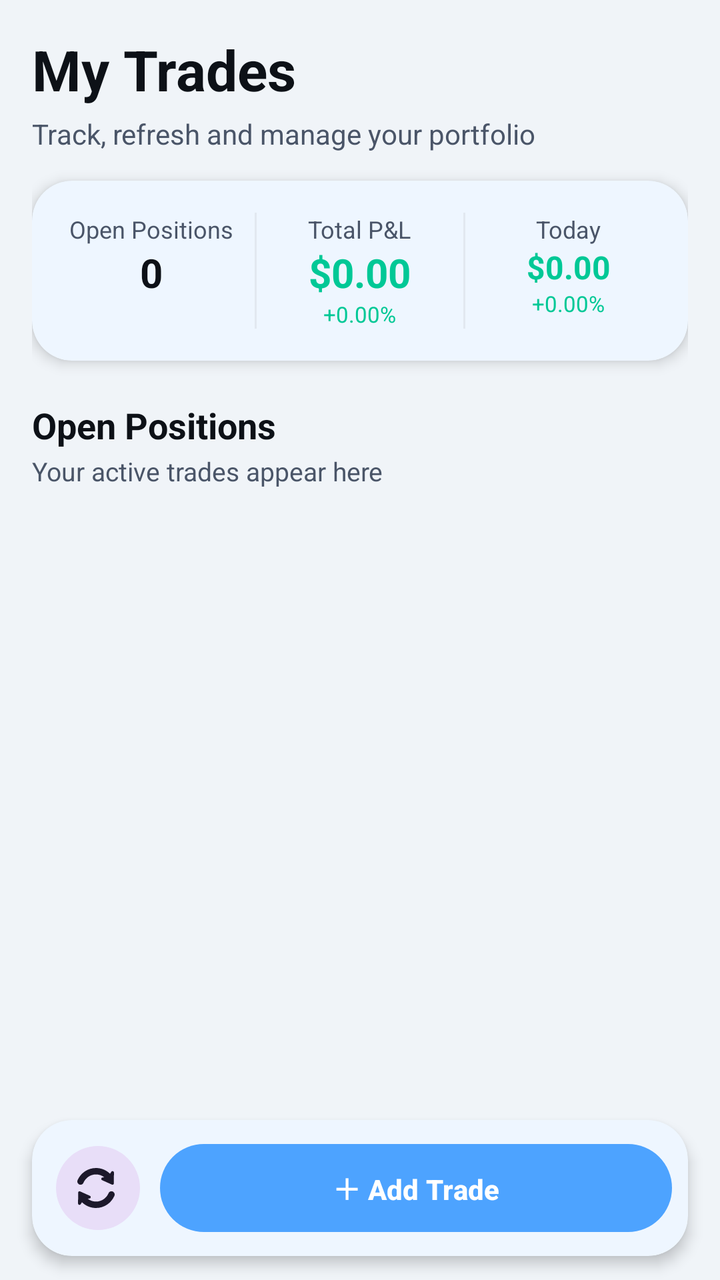
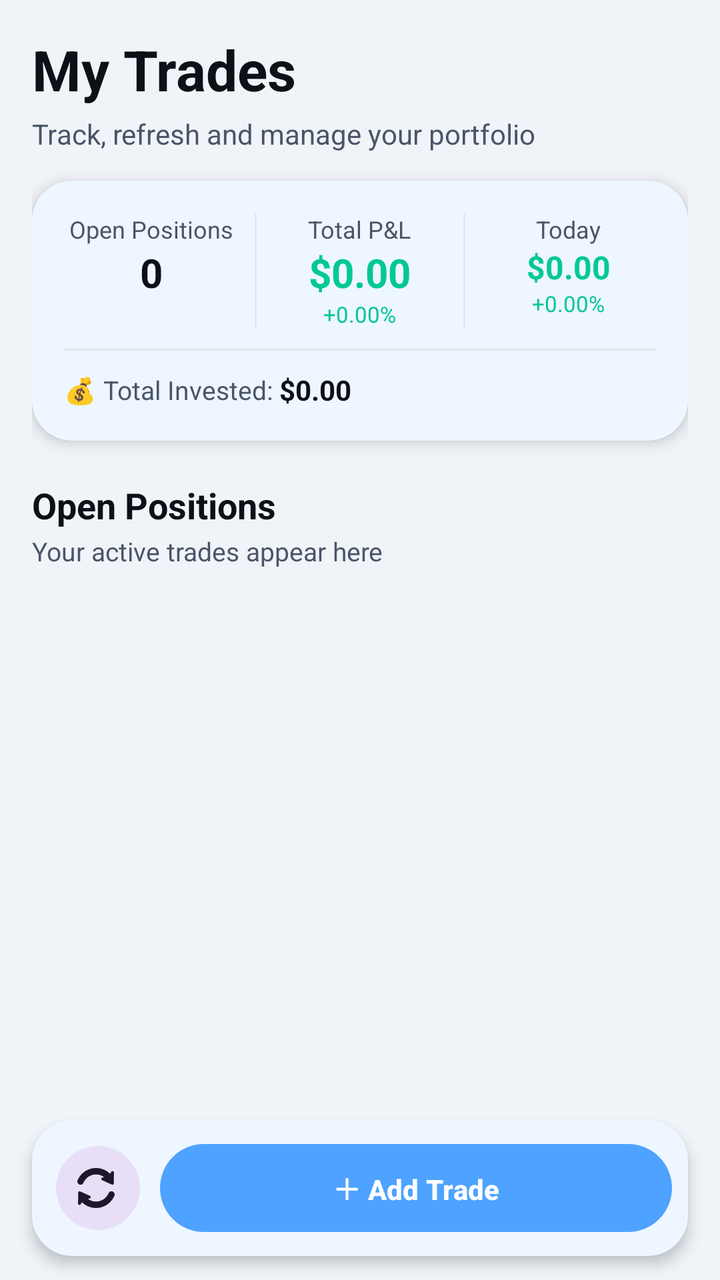

An Android layout rendered at two revisions. The XML below is the earlier revision; the diff shows what the commit changed to produce the second picture.
<!-- AndroidManifest.xml: application theme Theme.Chart -->
<!-- res/layout/fragment_portfolio.xml -->
<?xml version="1.0" encoding="utf-8"?>
<LinearLayout xmlns:android="http://schemas.android.com/apk/res/android"
    xmlns:app="http://schemas.android.com/apk/res-auto"
    android:layout_width="match_parent"
    android:layout_height="match_parent"
    android:orientation="vertical"
    android:background="?attr/colorBackground">

    
    <LinearLayout
        android:layout_width="match_parent"
        android:layout_height="wrap_content"
        android:orientation="vertical"
        android:padding="16dp">

        <TextView
            android:layout_width="wrap_content"
            android:layout_height="wrap_content"
            android:text="My Trades"
            android:textColor="?attr/colorOnBackground"
            android:textSize="28sp"
            android:textStyle="bold" />

        <TextView
            android:layout_width="wrap_content"
            android:layout_height="wrap_content"
            android:layout_marginTop="4dp"
            android:text="Track, refresh and manage your portfolio"
            android:textColor="?attr/colorOnSurfaceVariant"
            android:textSize="14sp" />

        
        <com.google.android.material.card.MaterialCardView
            android:layout_width="match_parent"
            android:layout_height="wrap_content"
            android:layout_marginTop="14dp"
            android:clipToOutline="true"
            app:cardCornerRadius="20dp"
            app:cardElevation="4dp"
            app:cardPreventCornerOverlap="true"
            app:strokeWidth="0dp">

            <LinearLayout
                android:layout_width="match_parent"
                android:layout_height="wrap_content"
                android:orientation="horizontal"
                android:background="@android:color/transparent"
                android:padding="16dp">

                
                <LinearLayout
                    android:layout_width="0dp"
                    android:layout_height="wrap_content"
                    android:layout_weight="1"
                    android:orientation="vertical"
                    android:background="@android:color/transparent"
                    android:gravity="center">

                    <TextView
                        android:layout_width="wrap_content"
                        android:layout_height="wrap_content"
                        android:text="Open Positions"
                        android:textSize="12sp"
                        android:textColor="?attr/colorOnSurfaceVariant" />

                    <TextView
                        android:id="@+id/tvOpenCount"
                        android:layout_width="wrap_content"
                        android:layout_height="wrap_content"
                        android:text="0"
                        android:textSize="20sp"
                        android:textStyle="bold"
                        android:textColor="?attr/colorOnSurface" />
                </LinearLayout>

                <View
                    android:layout_width="1dp"
                    android:layout_height="match_parent"
                    android:background="@color/colorDivider"
                    android:layout_marginHorizontal="8dp" />

                
                <LinearLayout
                    android:layout_width="0dp"
                    android:layout_height="wrap_content"
                    android:layout_weight="1"
                    android:orientation="vertical"
                    android:background="@android:color/transparent"
                    android:gravity="center">

                    <TextView
                        android:layout_width="wrap_content"
                        android:layout_height="wrap_content"
                        android:text="Total P&amp;L"
                        android:textSize="12sp"
                        android:textColor="?attr/colorOnSurfaceVariant" />

                    <TextView
                        android:id="@+id/tvTotalPnl"
                        android:layout_width="wrap_content"
                        android:layout_height="wrap_content"
                        android:text="$0.00"
                        android:textSize="20sp"
                        android:textStyle="bold"
                        android:textColor="@color/gain" />

                    
                    <TextView
                        android:id="@+id/tvTotalPct"
                        android:layout_width="wrap_content"
                        android:layout_height="wrap_content"
                        android:text="+0.00%"
                        android:textSize="11sp"
                        android:textColor="@color/gain" />

                </LinearLayout>

                <View
                    android:layout_width="1dp"
                    android:layout_height="match_parent"
                    android:background="@color/colorDivider"
                    android:layout_marginHorizontal="8dp" />

                
                <LinearLayout
                    android:layout_width="0dp"
                    android:layout_height="wrap_content"
                    android:layout_weight="1"
                    android:orientation="vertical"
                    android:background="@android:color/transparent"
                    android:gravity="center">

                    <TextView
                        android:layout_width="wrap_content"
                        android:layout_height="wrap_content"
                        android:text="Today"
                        android:textSize="12sp"
                        android:textColor="?attr/colorOnSurfaceVariant" />

                    <TextView
                        android:id="@+id/tvDailyPnl"
                        android:layout_width="wrap_content"
                        android:layout_height="wrap_content"
                        android:text="$0.00"
                        android:textSize="16sp"
                        android:textStyle="bold"
                        android:textColor="@color/gain" />

                    <TextView
                        android:id="@+id/tvDailyPct"
                        android:layout_width="wrap_content"
                        android:layout_height="wrap_content"
                        android:text="+0.00%"
                        android:textSize="11sp"
                        android:textColor="@color/gain" />

                </LinearLayout>

            </LinearLayout>
        </com.google.android.material.card.MaterialCardView>

        
        <TextView
            android:layout_width="wrap_content"
            android:layout_height="wrap_content"
            android:layout_marginTop="20dp"
            android:text="Open Positions"
            android:textColor="?attr/colorOnSurface"
            android:textSize="18sp"
            android:textStyle="bold" />

        <TextView
            android:layout_width="wrap_content"
            android:layout_height="wrap_content"
            android:layout_marginTop="2dp"
            android:text="Your active trades appear here"
            android:textColor="?attr/colorOnSurfaceVariant"
            android:textSize="13sp" />

    </LinearLayout>

    
    <androidx.recyclerview.widget.RecyclerView
        android:id="@+id/tradesRecyclerView"
        android:layout_width="match_parent"
        android:layout_height="0dp"
        android:layout_weight="1"
        android:clipToPadding="false"
        android:clipChildren="false"
        android:overScrollMode="never"
        android:paddingBottom="8dp"
        android:scrollbars="vertical" />

    
    <com.google.android.material.card.MaterialCardView
        android:layout_width="match_parent"
        android:layout_height="wrap_content"
        android:layout_marginHorizontal="16dp"
        android:layout_marginBottom="12dp"
        android:clipToOutline="true"
        app:cardCornerRadius="20dp"
        app:cardElevation="4dp"
        app:cardPreventCornerOverlap="true"
        app:strokeWidth="0dp">

        <LinearLayout
            android:layout_width="match_parent"
            android:layout_height="wrap_content"
            android:orientation="horizontal"
            android:gravity="center_vertical"
            android:background="@android:color/transparent"
            android:padding="8dp">

            <com.google.android.material.button.MaterialButton
                android:id="@+id/btnRefreshPortfolio"
                style="@style/Widget.Material3.Button.IconButton.Filled.Tonal"
                android:layout_width="50dp"
                android:layout_height="50dp"
                android:layout_marginEnd="6dp"
                android:contentDescription="Refresh portfolio"
                app:icon="@drawable/baseline_refresh_24" />



            <com.google.android.material.button.MaterialButton
                android:id="@+id/btnAddStockToPortfolio"
                style="@style/Widget.Material3.Button"
                android:layout_width="0dp"
                android:layout_height="52dp"
                android:layout_weight="1"
                android:text="&#65291; Add Trade"
                android:textAllCaps="false"
                android:textStyle="bold" />

        </LinearLayout>

    </com.google.android.material.card.MaterialCardView>

</LinearLayout>
<!-- resources referenced by this layout -->
<resources>
  <color name="colorDivider">#E2E8F0</color>
  <color name="gain">#00C896</color>
  <style name="Theme.Chart" parent="Base.Theme.MogoMarket" />
  <style name="Base.Theme.MogoMarket" parent="Theme.Material3.DayNight.NoActionBar">
          <item name="colorPrimary">@color/primary</item>
          <item name="colorPrimaryVariant">@color/primary_dark</item>
          <item name="colorOnPrimary">@color/white</item>
          <item name="colorSecondary">@color/bg_card</item>
          <item name="colorOnSecondary">@color/text_primary</item>
          <item name="colorSurface">@color/bg_secondary</item>
          <item name="colorOnSurface">@color/text_primary</item>
          <item name="android:colorBackground">@color/bg_primary</item>
          <item name="colorBackground">@color/bg_primary</item>
          <item name="colorOnBackground">@color/text_primary</item>
          <item name="colorOnSurfaceVariant">@color/text_secondary</item>
          <item name="colorError">@color/loss</item>
          <item name="colorOnError">@color/white</item>
          <item name="android:textColor">@color/text_primary</item>
          <item name="materialCardViewStyle">@style/CardStyle</item>
          <item name="android:statusBarColor">@color/bg_primary</item>
          
          <item name="android:windowLightStatusBar">true</item>
          
          <item name="bottomNavigationStyle">@style/BottomNavStyle</item>
      </style>
  <color name="primary">#4DA3FF</color>
  <color name="primary_dark">#1C6DD0</color>
  <color name="white">#FFFFFF</color>
  <color name="bg_card">#FFFFFF</color>
  <color name="text_primary">#0D1117</color>
  <color name="bg_secondary">#FFFFFF</color>
  <color name="bg_primary">#F0F4F8</color>
  <color name="text_secondary">#4A5568</color>
  <color name="loss">#FF4D4D</color>
  <style name="CardStyle" parent="Widget.Material3.CardView.Elevated">
          <item name="cardBackgroundColor">@color/bg_card</item>
          <item name="strokeColor">@color/colorDivider</item>
          <item name="strokeWidth">0dp</item>
          <item name="cardCornerRadius">16dp</item>
          <item name="cardElevation">2dp</item>
      </style>
  <style name="BottomNavStyle" parent="Widget.Material3.BottomNavigationView">
          <item name="android:background">?attr/colorSurface</item>
          <item name="elevation">8dp</item>
          <item name="labelVisibilityMode">labeled</item>
          <item name="itemActiveIndicatorStyle">@style/BottomNavIndicatorStyle</item>
      </style>
  <style name="BottomNavIndicatorStyle" parent="Widget.Material3.BottomNavigationView.ActiveIndicator">
          <item name="android:color">@android:color/transparent</item>
          <item name="android:width">0dp</item>
          <item name="android:height">0dp</item>
      </style>
  <!-- unchanged entries left out for length: 1 -->
</resources>

<!-- the commit's change to res/layout/fragment_portfolio.xml (unified diff, before → after) -->
@@ -43,116 +43,155 @@
             <LinearLayout
                 android:layout_width="match_parent"
                 android:layout_height="wrap_content"
-                android:orientation="horizontal"
+                android:orientation="vertical"
                 android:background="@android:color/transparent"
                 android:padding="16dp">
 
                 
                 <LinearLayout
-                    android:layout_width="0dp"
+                    android:layout_width="match_parent"
                     android:layout_height="wrap_content"
-                    android:layout_weight="1"
-                    android:orientation="vertical"
-                    android:background="@android:color/transparent"
-                    android:gravity="center">
+                    android:orientation="horizontal">
+
+                    
+                    <LinearLayout
+                        android:layout_width="0dp"
+                        android:layout_height="wrap_content"
+                        android:layout_weight="1"
+                        android:orientation="vertical"
+                        android:background="@android:color/transparent"
+                        android:gravity="center">
+
+                        <TextView
+                            android:layout_width="wrap_content"
+                            android:layout_height="wrap_content"
+                            android:text="Open Positions"
+                            android:textSize="12sp"
+                            android:textColor="?attr/colorOnSurfaceVariant" />
+
+                        <TextView
+                            android:id="@+id/tvOpenCount"
+                            android:layout_width="wrap_content"
+                            android:layout_height="wrap_content"
+                            android:text="0"
+                            android:textSize="20sp"
+                            android:textStyle="bold"
+                            android:textColor="?attr/colorOnSurface" />
+                    </LinearLayout>
+
+                    <View
+                        android:layout_width="1dp"
+                        android:layout_height="match_parent"
+                        android:background="@color/colorDivider"
+                        android:layout_marginHorizontal="8dp" />
+
+                    
+                    <LinearLayout
+                        android:layout_width="0dp"
+                        android:layout_height="wrap_content"
+                        android:layout_weight="1"
+                        android:orientation="vertical"
+                        android:background="@android:color/transparent"
+                        android:gravity="center">
+
+                        <TextView
+                            android:layout_width="wrap_content"
+                            android:layout_height="wrap_content"
+                            android:text="Total P&amp;L"
+                            android:textSize="12sp"
+                            android:textColor="?attr/colorOnSurfaceVariant" />
+
+                        <TextView
+                            android:id="@+id/tvTotalPnl"
+                            android:layout_width="wrap_content"
+                            android:layout_height="wrap_content"
+                            android:text="$0.00"
+                            android:textSize="20sp"
+                            android:textStyle="bold"
+                            android:textColor="@color/gain" />
+
+                        <TextView
+                            android:id="@+id/tvTotalPct"
+                            android:layout_width="wrap_content"
+                            android:layout_height="wrap_content"
+                            android:text="+0.00%"
+                            android:textSize="11sp"
+                            android:textColor="@color/gain" />
+
+                    </LinearLayout>
+
+                    <View
+                        android:layout_width="1dp"
+                        android:layout_height="match_parent"
+                        android:background="@color/colorDivider"
+                        android:layout_marginHorizontal="8dp" />
+
+                    
+                    <LinearLayout
+                        android:layout_width="0dp"
+                        android:layout_height="wrap_content"
+                        android:layout_weight="1"
+                        android:orientation="vertical"
+                        android:background="@android:color/transparent"
+                        android:gravity="center">
+
+                        <TextView
+                            android:layout_width="wrap_content"
+                            android:layout_height="wrap_content"
+                            android:text="Today"
+                            android:textSize="12sp"
+                            android:textColor="?attr/colorOnSurfaceVariant" />
+
+                        <TextView
+                            android:id="@+id/tvDailyPnl"
+                            android:layout_width="wrap_content"
+                            android:layout_height="wrap_content"
+                            android:text="$0.00"
+                            android:textSize="16sp"
+                            android:textStyle="bold"
+                            android:textColor="@color/gain" />
+
+                        <TextView
+                            android:id="@+id/tvDailyPct"
+                            android:layout_width="wrap_content"
+                            android:layout_height="wrap_content"
+                            android:text="+0.00%"
+                            android:textSize="11sp"
+                            android:textColor="@color/gain" />
+
+                    </LinearLayout>
+
+                </LinearLayout>
+
+                
+                <View
+                    android:layout_width="match_parent"
+                    android:layout_height="1dp"
+                    android:layout_marginVertical="10dp"
+                    android:background="@color/colorDivider" />
+
+                
+                <LinearLayout
+                    android:layout_width="match_parent"
+                    android:layout_height="wrap_content"
+                    android:orientation="horizontal"
+                    android:gravity="center_vertical">
 
                     <TextView
                         android:layout_width="wrap_content"
                         android:layout_height="wrap_content"
-                        android:text="Open Positions"
-                        android:textSize="12sp"
+                        android:text="💰 Total Invested: "
+                        android:textSize="13sp"
                         android:textColor="?attr/colorOnSurfaceVariant" />
 
                     <TextView
-                        android:id="@+id/tvOpenCount"
+                        android:id="@+id/tvTotalInvested"
                         android:layout_width="wrap_content"
                         android:layout_height="wrap_content"
-                        android:text="0"
-                        android:textSize="20sp"
+                        android:text="$0.00"
+                        android:textSize="14sp"
                         android:textStyle="bold"
                         android:textColor="?attr/colorOnSurface" />
-                </LinearLayout>
-
-                <View
-                    android:layout_width="1dp"
-                    android:layout_height="match_parent"
-                    android:background="@color/colorDivider"
-                    android:layout_marginHorizontal="8dp" />
-
-                
-                <LinearLayout
-                    android:layout_width="0dp"
-                    android:layout_height="wrap_content"
-                    android:layout_weight="1"
-                    android:orientation="vertical"
-                    android:background="@android:color/transparent"
-                    android:gravity="center">
-
-                    <TextView
-                        android:layout_width="wrap_content"
-                        android:layout_height="wrap_content"
-                        android:text="Total P&amp;L"
-                        android:textSize="12sp"
-                        android:textColor="?attr/colorOnSurfaceVariant" />
-
-                    <TextView
-                        android:id="@+id/tvTotalPnl"
-                        android:layout_width="wrap_content"
-                        android:layout_height="wrap_content"
-                        android:text="$0.00"
-                        android:textSize="20sp"
-                        android:textStyle="bold"
-                        android:textColor="@color/gain" />
-
-                    
-                    <TextView
-                        android:id="@+id/tvTotalPct"
-                        android:layout_width="wrap_content"
-                        android:layout_height="wrap_content"
-                        android:text="+0.00%"
-                        android:textSize="11sp"
-                        android:textColor="@color/gain" />
-
-                </LinearLayout>
-
-                <View
-                    android:layout_width="1dp"
-                    android:layout_height="match_parent"
-                    android:background="@color/colorDivider"
-                    android:layout_marginHorizontal="8dp" />
-
-                
-                <LinearLayout
-                    android:layout_width="0dp"
-                    android:layout_height="wrap_content"
-                    android:layout_weight="1"
-                    android:orientation="vertical"
-                    android:background="@android:color/transparent"
-                    android:gravity="center">
-
-                    <TextView
-                        android:layout_width="wrap_content"
-                        android:layout_height="wrap_content"
-                        android:text="Today"
-                        android:textSize="12sp"
-                        android:textColor="?attr/colorOnSurfaceVariant" />
-
-                    <TextView
-                        android:id="@+id/tvDailyPnl"
-                        android:layout_width="wrap_content"
-                        android:layout_height="wrap_content"
-                        android:text="$0.00"
-                        android:textSize="16sp"
-                        android:textStyle="bold"
-                        android:textColor="@color/gain" />
-
-                    <TextView
-                        android:id="@+id/tvDailyPct"
-                        android:layout_width="wrap_content"
-                        android:layout_height="wrap_content"
-                        android:text="+0.00%"
-                        android:textSize="11sp"
-                        android:textColor="@color/gain" />
 
                 </LinearLayout>
 
@@ -220,8 +259,6 @@
                 android:contentDescription="Refresh portfolio"
                 app:icon="@drawable/baseline_refresh_24" />
 
-
-
             <com.google.android.material.button.MaterialButton
                 android:id="@+id/btnAddStockToPortfolio"
                 style="@style/Widget.Material3.Button"
